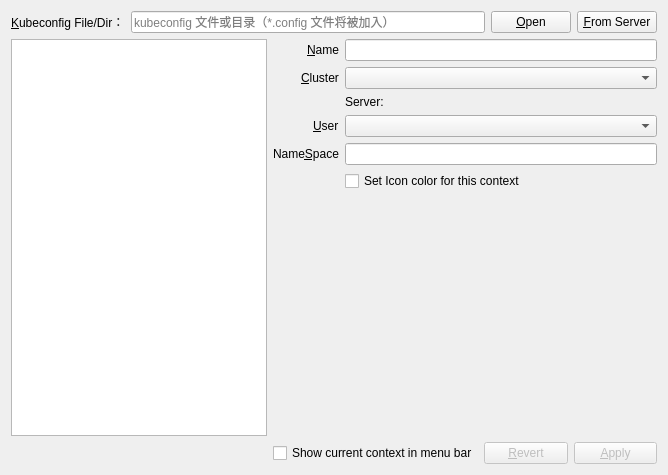
Qt form kbugscontext.ui (ecuplxd/kbugsContext) before a commit.
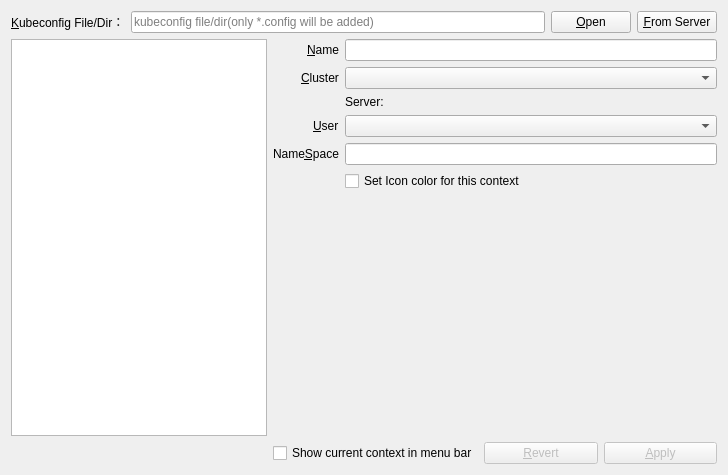
The same form after that commit. Icons and pictures are not drawn.

Patch:
```diff
--- a/kbugscontext.ui
+++ b/kbugscontext.ui
@@ -6,7 +6,7 @@
    <rect>
     <x>0</x>
     <y>0</y>
-    <width>668</width>
+    <width>728</width>
     <height>475</height>
    </rect>
   </property>
@@ -47,7 +47,7 @@
        <item row="0" column="1">
         <widget class="QLineEdit" name="kubeConfigPathLineEdit">
          <property name="placeholderText">
-          <string>kubeconfig 文件或目录（*.config 文件将被加入）</string>
+          <string>kubeconfig file/dir(only *.config will be added)</string>
          </property>
         </widget>
        </item>
```
